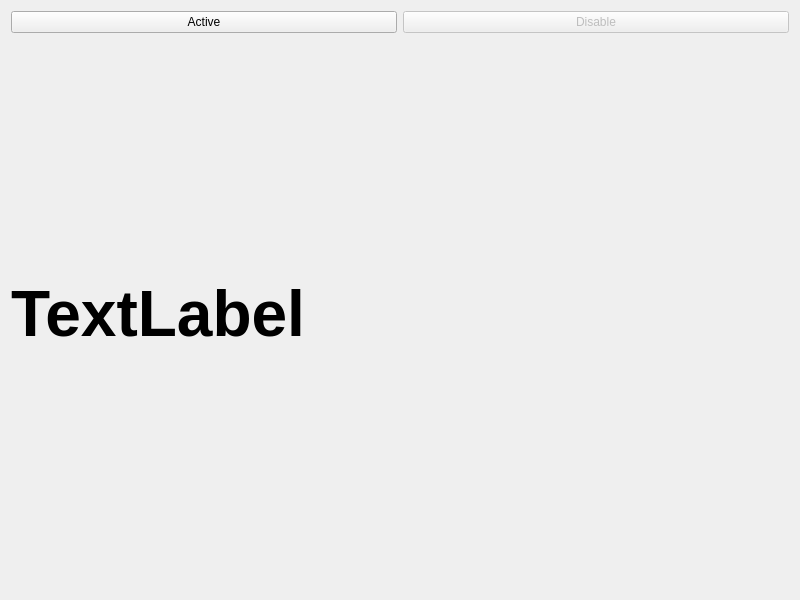
skril349/QT, file QPalette/QPalette/widget.ui: the form before one commit.
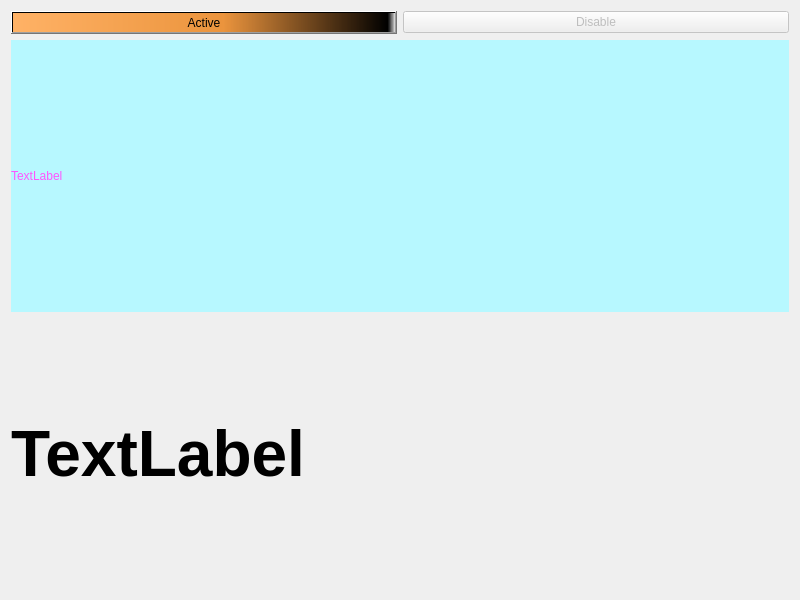
The form after the commit.

Patch:
```diff
--- a/QPalette/QPalette/widget.ui
+++ b/QPalette/QPalette/widget.ui
@@ -18,6 +18,9 @@
     <layout class="QHBoxLayout" name="horizontalLayout">
      <item>
       <widget class="QPushButton" name="activeButton">
+       <property name="styleSheet">
+        <string notr="true">background-color: qlineargradient(spread:pad, x1:0, y1:0, x2:1, y2:0, stop:0 rgba(255, 178, 102, 255), stop:0.55 rgba(235, 148, 61, 255), stop:0.98 rgba(0, 0, 0, 255), stop:1 rgba(0, 0, 0, 0));</string>
+       </property>
        <property name="text">
         <string>Active</string>
        </property>
@@ -35,6 +38,17 @@
      </item>
     </layout>
    </item>
+   <item>
+    <widget class="QLabel" name="labelStyleSheet">
+     <property name="styleSheet">
+      <string notr="true">background-color: rgb(183, 248, 255);
+color: rgb(255, 85, 255);</string>
+     </property>
+     <property name="text">
+      <string>TextLabel</string>
+     </property>
+    </widget>
+   </item>
    <item>
     <widget class="QLabel" name="textLabel">
      <property name="font">
```
Left out of the diff: 3 changed lines with no effect on the pictures.
